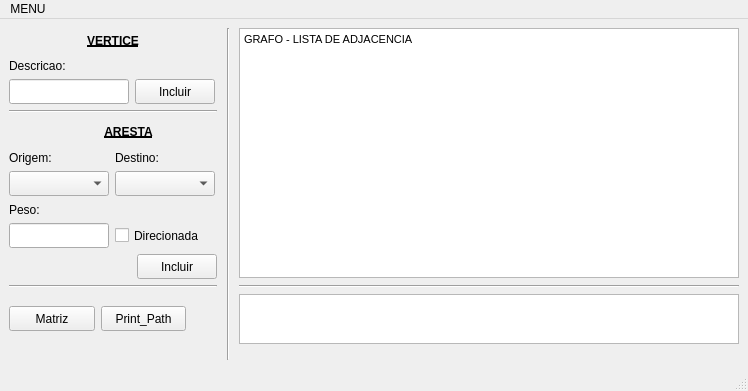
Old version of the form ED2/ProjetoGrafo/ProjetoGrafo/Formularios/MainWindow.ui in the repository YugoVtr/QT.
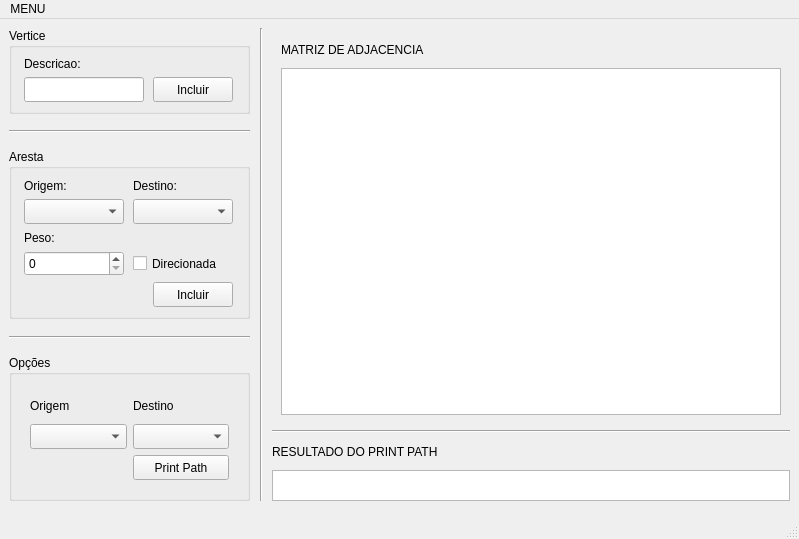
New version of the form. Icons and pictures are not drawn.

Commit message: Correções de Interface

```diff
--- a/ED2/ProjetoGrafo/ProjetoGrafo/Formularios/MainWindow.ui
+++ b/ED2/ProjetoGrafo/ProjetoGrafo/Formularios/MainWindow.ui
@@ -6,8 +6,8 @@
    <rect>
     <x>0</x>
     <y>0</y>
-    <width>748</width>
-    <height>391</height>
+    <width>799</width>
+    <height>539</height>
    </rect>
   </property>
   <property name="windowTitle">
@@ -24,9 +24,35 @@
    <bool>false</bool>
   </property>
   <widget class="QWidget" name="centralwidget">
+   <layout class="QGridLayout" name="gridLayout_8">
+    <item row="0" column="0">
+     <widget class="QGroupBox" name="groupBox_Vertice">
+      <property name="title">
+       <string>Vertice</string>
+      </property>
+      <property name="flat">
+       <bool>false</bool>
+      </property>
    <layout class="QGridLayout" name="gridLayout_7">
-    <item row="1" column="0">
-     <layout class="QGridLayout" name="gridLayout_2">
+       <item row="0" column="0">
+        <widget class="QLabel" name="label_VerticeDescricao">
+         <property name="minimumSize">
+          <size>
+           <width>100</width>
+           <height>0</height>
+          </size>
+         </property>
+         <property name="maximumSize">
+          <size>
+           <width>100</width>
+           <height>16777215</height>
+          </size>
+         </property>
+         <property name="text">
+          <string>Descricao:</string>
+         </property>
+        </widget>
+       </item>
       <item row="1" column="0">
        <widget class="QLineEdit" name="lineEdit_IncluirVertice">
         <property name="minimumSize">
@@ -79,121 +105,61 @@
         </property>
        </widget>
       </item>
-      <item row="0" column="0">
-       <widget class="QLabel" name="label_VerticeDescricao">
+      </layout>
+     </widget>
+    </item>
+    <item row="0" column="1" rowspan="8">
+     <widget class="Line" name="line">
         <property name="minimumSize">
          <size>
-          <width>100</width>
+        <width>10</width>
           <height>0</height>
          </size>
         </property>
         <property name="maximumSize">
          <size>
-          <width>100</width>
+        <width>16777215</width>
           <height>16777215</height>
          </size>
         </property>
-        <property name="text">
-         <string>Descricao:</string>
+      <property name="orientation">
+       <enum>Qt::Vertical</enum>
         </property>
        </widget>
       </item>
-     </layout>
-    </item>
-    <item row="3" column="0">
-     <layout class="QGridLayout" name="gridLayout_5">
-      <item row="0" column="0">
-       <widget class="QPushButton" name="pushButton_SeeAresta">
+    <item row="0" column="2" rowspan="5">
+     <widget class="QStackedWidget" name="stackedWidget_Saida">
         <property name="minimumSize">
          <size>
-          <width>25</width>
-          <height>25</height>
+        <width>500</width>
+        <height>350</height>
          </size>
         </property>
         <property name="maximumSize">
          <size>
-          <width>25</width>
-          <height>25</height>
-         </size>
-        </property>
-        <property name="text">
-         <string/>
-        </property>
-        <property name="icon">
-         <iconset>
-          <normalon>:/Arquivos/chevron_down.png</normalon>
-         </iconset>
-        </property>
-        <property name="flat">
-         <bool>true</bool>
-        </property>
-       </widget>
-      </item>
-      <item row="0" column="1">
-       <widget class="QLabel" name="label_IncluirAresta">
-        <property name="minimumSize">
-         <size>
-          <width>135</width>
-          <height>25</height>
-         </size>
-        </property>
-        <property name="maximumSize">
-         <size>
           <width>16777215</width>
-          <height>25</height>
-         </size>
-        </property>
-        <property name="font">
-         <font>
-          <weight>75</weight>
-          <bold>true</bold>
-          <underline>true</underline>
-         </font>
-        </property>
-        <property name="text">
-         <string>ARESTA</string>
-        </property>
-        <property name="alignment">
-         <set>Qt::AlignCenter</set>
-        </property>
-       </widget>
-      </item>
-     </layout>
-    </item>
+        <height>16777215</height>
+       </size>
+      </property>
+      <property name="currentIndex">
+       <number>1</number>
+      </property>
+      <widget class="QWidget" name="page_3">
+       <layout class="QGridLayout" name="gridLayout_9">
     <item row="0" column="0">
-     <layout class="QGridLayout" name="gridLayout">
-      <item row="0" column="0">
-       <widget class="QLabel" name="label_IncluirVertice">
-        <property name="minimumSize">
-         <size>
-          <width>135</width>
-          <height>25</height>
-         </size>
-        </property>
+         <widget class="QLabel" name="label_Titulo_Lista">
         <property name="maximumSize">
          <size>
           <width>16777215</width>
           <height>25</height>
          </size>
         </property>
-        <property name="font">
-         <font>
-          <weight>75</weight>
-          <bold>true</bold>
-          <underline>true</underline>
-         </font>
-        </property>
         <property name="text">
-         <string>VERTICE</string>
-        </property>
-        <property name="alignment">
-         <set>Qt::AlignCenter</set>
-        </property>
-       </widget>
-      </item>
-     </layout>
-    </item>
-    <item row="0" column="2" rowspan="6">
+           <string>LISTA DE ADJACENCIA</string>
+          </property>
+         </widget>
+        </item>
+        <item row="1" column="0">
      <widget class="QTextEdit" name="textEdit_Saida">
       <property name="sizePolicy">
        <sizepolicy hsizetype="Minimum" vsizetype="Minimum">
@@ -210,7 +176,7 @@
       <property name="maximumSize">
        <size>
         <width>16777215</width>
-        <height>250</height>
+            <height>16777215</height>
        </size>
       </property>
       <property name="readOnly">
@@ -221,12 +187,44 @@
 &lt;html&gt;&lt;head&gt;&lt;meta name=&quot;qrichtext&quot; content=&quot;1&quot; /&gt;&lt;style type=&quot;text/css&quot;&gt;
 p, li { white-space: pre-wrap; }
 &lt;/style&gt;&lt;/head&gt;&lt;body style=&quot; font-family:'MS Shell Dlg 2'; font-size:8.25pt; font-weight:400; font-style:normal;&quot;&gt;
-&lt;p style=&quot; margin-top:0px; margin-bottom:0px; margin-left:0px; margin-right:0px; -qt-block-indent:0; text-indent:0px;&quot;&gt;GRAFO - LISTA DE ADJACENCIA&lt;/p&gt;
 &lt;p style=&quot;-qt-paragraph-type:empty; margin-top:0px; margin-bottom:0px; margin-left:0px; margin-right:0px; -qt-block-indent:0; text-indent:0px;&quot;&gt;&lt;br /&gt;&lt;/p&gt;&lt;/body&gt;&lt;/html&gt;</string>
       </property>
      </widget>
     </item>
-    <item row="2" column="0">
+       </layout>
+      </widget>
+      <widget class="QWidget" name="page_4">
+       <layout class="QGridLayout" name="gridLayout_4">
+        <item row="1" column="0">
+         <widget class="QTextEdit" name="textEdit_Saida_Matriz">
+          <property name="html">
+           <string>&lt;!DOCTYPE HTML PUBLIC &quot;-//W3C//DTD HTML 4.0//EN&quot; &quot;http://www.w3.org/TR/REC-html40/strict.dtd&quot;&gt;
+&lt;html&gt;&lt;head&gt;&lt;meta name=&quot;qrichtext&quot; content=&quot;1&quot; /&gt;&lt;style type=&quot;text/css&quot;&gt;
+p, li { white-space: pre-wrap; }
+&lt;/style&gt;&lt;/head&gt;&lt;body style=&quot; font-family:'MS Shell Dlg 2'; font-size:8.25pt; font-weight:400; font-style:normal;&quot;&gt;
+&lt;p style=&quot;-qt-paragraph-type:empty; margin-top:0px; margin-bottom:0px; margin-left:0px; margin-right:0px; -qt-block-indent:0; text-indent:0px;&quot;&gt;&lt;br /&gt;&lt;/p&gt;
+&lt;p style=&quot;-qt-paragraph-type:empty; margin-top:0px; margin-bottom:0px; margin-left:0px; margin-right:0px; -qt-block-indent:0; text-indent:0px;&quot;&gt;&lt;br /&gt;&lt;/p&gt;&lt;/body&gt;&lt;/html&gt;</string>
+          </property>
+         </widget>
+        </item>
+        <item row="0" column="0">
+         <widget class="QLabel" name="label_Titulo_Matriz">
+          <property name="minimumSize">
+           <size>
+            <width>0</width>
+            <height>25</height>
+           </size>
+          </property>
+          <property name="text">
+           <string>MATRIZ DE ADJACENCIA</string>
+          </property>
+         </widget>
+        </item>
+       </layout>
+      </widget>
+     </widget>
+    </item>
+    <item row="1" column="0">
      <widget class="Line" name="line_2">
       <property name="maximumSize">
        <size>
@@ -239,8 +237,12 @@
       </property>
      </widget>
     </item>
-    <item row="4" column="0">
-     <layout class="QGridLayout" name="gridLayout_3">
+    <item row="2" column="0">
+     <widget class="QGroupBox" name="groupBox_Aresta">
+      <property name="title">
+       <string>Aresta</string>
+      </property>
+      <layout class="QGridLayout" name="gridLayout">
       <item row="0" column="0">
        <widget class="QLabel" name="label_ArestaOrigem">
         <property name="minimumSize">
@@ -285,6 +287,25 @@
         </property>
        </widget>
       </item>
+       <item row="1" column="0">
+        <widget class="QComboBox" name="comboBox_VerticeOrigem">
+         <property name="minimumSize">
+          <size>
+           <width>100</width>
+           <height>25</height>
+          </size>
+         </property>
+         <property name="maximumSize">
+          <size>
+           <width>100</width>
+           <height>25</height>
+          </size>
+         </property>
+         <property name="currentText">
+          <string/>
+         </property>
+        </widget>
+       </item>
       <item row="1" column="1">
        <widget class="QComboBox" name="comboBox_VerticeDestino">
         <property name="minimumSize">
@@ -301,22 +322,6 @@
         </property>
        </widget>
       </item>
-      <item row="3" column="0">
-       <widget class="QLineEdit" name="lineEdit_ArestaPeso">
-        <property name="minimumSize">
-         <size>
-          <width>100</width>
-          <height>25</height>
-         </size>
-        </property>
-        <property name="maximumSize">
-         <size>
-          <width>100</width>
-          <height>25</height>
-         </size>
-        </property>
-       </widget>
-      </item>
       <item row="2" column="0">
        <widget class="QLabel" name="label_ArestaPeso">
         <property name="minimumSize">
@@ -339,6 +344,19 @@
         </property>
        </widget>
       </item>
+       <item row="3" column="0">
+        <widget class="QSpinBox" name="spinBox_ArestaPeso">
+         <property name="minimumSize">
+          <size>
+           <width>0</width>
+           <height>25</height>
+          </size>
+         </property>
+         <property name="maximum">
+          <number>2147483647</number>
+         </property>
+        </widget>
+       </item>
       <item row="3" column="1">
        <widget class="QCheckBox" name="checkBox_isDirected">
         <property name="minimumSize">
@@ -358,41 +376,7 @@
         </property>
        </widget>
       </item>
-      <item row="1" column="0">
-       <widget class="QComboBox" name="comboBox_VerticeOrigem">
-        <property name="minimumSize">
-         <size>
-          <width>100</width>
-          <height>25</height>
-         </size>
-        </property>
-        <property name="maximumSize">
-         <size>
-          <width>100</width>
-          <height>25</height>
-         </size>
-        </property>
-        <property name="currentText">
-         <string/>
-        </property>
-       </widget>
-      </item>
-     </layout>
-    </item>
-    <item row="6" column="0">
-     <widget class="Line" name="line_3">
-      <property name="maximumSize">
-       <size>
-        <width>16777215</width>
-        <height>25</height>
-       </size>
-      </property>
-      <property name="orientation">
-       <enum>Qt::Horizontal</enum>
-      </property>
-     </widget>
-    </item>
-    <item row="5" column="0">
+       <item row="4" column="0" colspan="2">
      <layout class="QGridLayout" name="gridLayout_6">
       <item row="0" column="0">
        <spacer name="horizontalSpacer">
@@ -445,28 +429,45 @@
       </item>
      </layout>
     </item>
-    <item row="0" column="1" rowspan="10">
-     <widget class="Line" name="line">
-      <property name="minimumSize">
-       <size>
-        <width>10</width>
-        <height>0</height>
-       </size>
-      </property>
+      </layout>
+      <zorder>pushButton_SeeAresta</zorder>
+      <zorder>label_ArestaOrigem</zorder>
+      <zorder>label_ArestaDestino</zorder>
+      <zorder>comboBox_VerticeOrigem</zorder>
+      <zorder>comboBox_VerticeDestino</zorder>
+      <zorder>label_ArestaPeso</zorder>
+      <zorder>spinBox_ArestaPeso</zorder>
+      <zorder>checkBox_isDirected</zorder>
+      <zorder></zorder>
+     </widget>
+    </item>
+    <item row="3" column="0">
+     <widget class="Line" name="line_3">
       <property name="maximumSize">
        <size>
         <width>16777215</width>
-        <height>16777215</height>
+        <height>25</height>
        </size>
       </property>
       <property name="orientation">
-       <enum>Qt::Vertical</enum>
+       <enum>Qt::Horizontal</enum>
       </property>
      </widget>
     </item>
-    <item row="7" column="0">
-     <layout class="QGridLayout" name="gridLayout_4">
-      <item row="1" column="0">
+    <item row="4" column="0" rowspan="4">
+     <widget class="QGroupBox" name="groupBox_Opcoes">
+      <property name="title">
+       <string>Opções</string>
+      </property>
+      <layout class="QGridLayout" name="gridLayout_2">
+       <item row="0" column="0">
+        <widget class="QStackedWidget" name="stackedWidget_Opcoes">
+         <property name="currentIndex">
+          <number>1</number>
+         </property>
+         <widget class="QWidget" name="page">
+          <layout class="QGridLayout" name="gridLayout_3">
+           <item row="0" column="0">
        <widget class="QPushButton" name="pushButton_PrintMatriz">
         <property name="maximumSize">
          <size>
@@ -475,11 +476,11 @@
          </size>
         </property>
         <property name="text">
-         <string>Matriz</string>
+              <string>Ver Matriz</string>
         </property>
        </widget>
       </item>
-      <item row="1" column="2">
+           <item row="0" column="1">
        <widget class="QPushButton" name="pushButton_LimparVertices">
         <property name="minimumSize">
          <size>
@@ -489,12 +490,12 @@
         </property>
         <property name="maximumSize">
          <size>
-          <width>25</width>
+               <width>16777215</width>
           <height>25</height>
          </size>
         </property>
         <property name="text">
-         <string/>
+              <string>Limpar</string>
         </property>
         <property name="icon">
          <iconset>
@@ -511,11 +512,11 @@
          <bool>false</bool>
         </property>
         <property name="flat">
-         <bool>true</bool>
+              <bool>false</bool>
         </property>
        </widget>
       </item>
-      <item row="1" column="1">
+           <item row="1" column="0">
        <widget class="QPushButton" name="pushButton_Print_Path">
         <property name="minimumSize">
          <size>
@@ -524,38 +525,118 @@
          </size>
         </property>
         <property name="text">
-         <string>Print_Path</string>
+              <string>Print Path</string>
         </property>
        </widget>
       </item>
      </layout>
-    </item>
-    <item row="8" column="0" rowspan="2">
-     <spacer name="verticalSpacer_2">
-      <property name="orientation">
-       <enum>Qt::Vertical</enum>
-      </property>
-      <property name="sizeHint" stdset="0">
+          <zorder>pushButton_PrintMatriz</zorder>
+          <zorder>groupBox_Opcoes</zorder>
+          <zorder>pushButton_Print_Path</zorder>
+          <zorder>pushButton_LimparVertices</zorder>
+         </widget>
+         <widget class="QWidget" name="page_2">
+          <layout class="QGridLayout" name="gridLayout_5">
+           <item row="0" column="1">
+            <widget class="QLabel" name="label_PrintPath_Destino">
+             <property name="minimumSize">
+              <size>
+               <width>0</width>
+               <height>25</height>
+              </size>
+             </property>
+             <property name="text">
+              <string>Destino</string>
+             </property>
+            </widget>
+           </item>
+           <item row="1" column="0">
+            <widget class="QComboBox" name="comboBox_PrintPath_Origem">
+             <property name="minimumSize">
+              <size>
+               <width>0</width>
+               <height>25</height>
+              </size>
+             </property>
+            </widget>
+           </item>
+           <item row="0" column="0">
+            <widget class="QLabel" name="label_PrintPath_Origem">
+             <property name="minimumSize">
        <size>
-        <width>97</width>
-        <height>87</height>
-       </size>
-      </property>
-     </spacer>
-    </item>
-    <item row="6" column="2">
+               <width>0</width>
+               <height>25</height>
+              </size>
+             </property>
+             <property name="text">
+              <string>Origem</string>
+             </property>
+            </widget>
+           </item>
+           <item row="1" column="1">
+            <widget class="QComboBox" name="comboBox_PrintPath_Destino">
+             <property name="minimumSize">
+              <size>
+               <width>0</width>
+               <height>25</height>
+              </size>
+             </property>
+            </widget>
+           </item>
+           <item row="2" column="1">
+            <widget class="QPushButton" name="pushButton_PrintPath_Realizar">
+             <property name="minimumSize">
+              <size>
+               <width>0</width>
+               <height>25</height>
+              </size>
+             </property>
+             <property name="text">
+              <string>Print Path</string>
+             </property>
+            </widget>
+           </item>
+          </layout>
+         </widget>
+        </widget>
+       </item>
+      </layout>
+      <zorder>pushButton_IncluirAresta</zorder>
+      <zorder>stackedWidget_Opcoes</zorder>
+     </widget>
+    </item>
+    <item row="5" column="2">
      <widget class="Line" name="line_4">
       <property name="orientation">
        <enum>Qt::Horizontal</enum>
       </property>
      </widget>
     </item>
+    <item row="6" column="2">
+     <widget class="QLabel" name="label_Resultado_PrintPath">
+      <property name="minimumSize">
+       <size>
+        <width>0</width>
+        <height>25</height>
+       </size>
+      </property>
+      <property name="maximumSize">
+       <size>
+        <width>16777215</width>
+        <height>25</height>
+       </size>
+      </property>
+      <property name="text">
+       <string>RESULTADO DO PRINT PATH</string>
+      </property>
+     </widget>
+    </item>
     <item row="7" column="2">
      <widget class="QTextEdit" name="textEdit_Print_Path">
       <property name="maximumSize">
        <size>
         <width>16777215</width>
-        <height>50</height>
+        <height>31</height>
        </size>
       </property>
       <property name="readOnly">
@@ -563,6 +644,19 @@
       </property>
      </widget>
     </item>
+    <item row="8" column="0">
+     <spacer name="verticalSpacer_2">
+      <property name="orientation">
+       <enum>Qt::Vertical</enum>
+      </property>
+      <property name="sizeHint" stdset="0">
+       <size>
+        <width>97</width>
+        <height>87</height>
+       </size>
+      </property>
+     </spacer>
+    </item>
    </layout>
   </widget>
   <widget class="QMenuBar" name="menubar">
@@ -570,7 +664,7 @@
     <rect>
      <x>0</x>
      <y>0</y>
-     <width>748</width>
+     <width>799</width>
      <height>20</height>
     </rect>
    </property>
```
Lines whose indentation alone changed are shown as unchanged. The commit also changes 7 other files.
